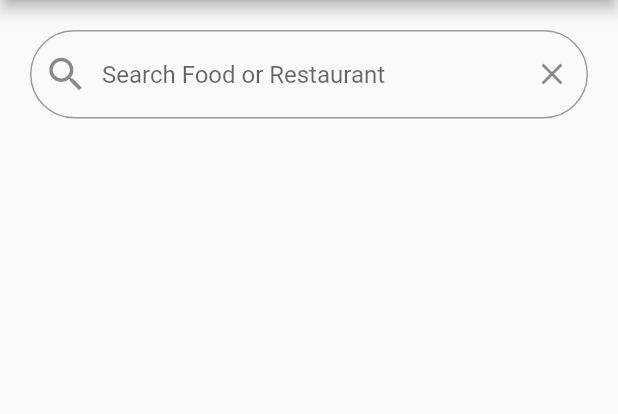
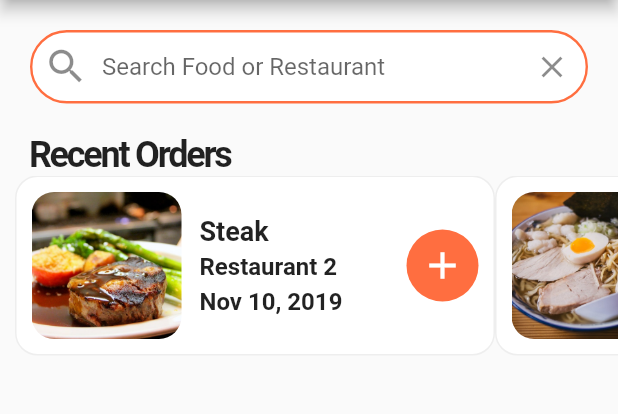
Before and after one commit to bunditks/foodorder_ui_flutter, a Flutter app: the screen it shows after launch, on a phone screen of 412 x 824 dp, the part 84-498 px from its top. Run offline on Flutter 3.47's test engine with Material 2 defaults, Android fonts, the phone set to English and light mode, and no system bars.

Commit message:
third commit

```diff
--- a/lib/screens/home_screen.dart
+++ b/lib/screens/home_screen.dart
@@ -1,5 +1,6 @@
 import 'package:flutter/material.dart';
 import 'package:flutter_food_delivery_ui/data/data.dart';
+import 'package:flutter_food_delivery_ui/widgets/recent_orders.dart';
 
 class HomeScreen extends StatefulWidget {
   @override
@@ -37,9 +38,16 @@ class _HomeScreenState extends State<HomeScreen> {
             child: TextField(
               maxLines: 1,
               decoration: InputDecoration(
+                contentPadding: EdgeInsets.symmetric(vertical: 15.0),
+                fillColor: Colors.white,
+                filled: true,
                 border: OutlineInputBorder(
                   borderRadius: BorderRadius.circular(30.0),
                   borderSide: BorderSide(width: 0.8),
+                ),
+                enabledBorder: OutlineInputBorder(
+                  borderRadius: BorderRadius.circular(30.0),
+                  borderSide: BorderSide(width: 1.6, color: Theme.of(context).primaryColor),
                 ),
                 hintText: 'Search Food or Restaurant',
                 prefixIcon: Icon(
@@ -53,6 +61,7 @@ class _HomeScreenState extends State<HomeScreen> {
               ),
             ),
           ),
+          RecentOrders(),
         ],
       ),
     );
--- /dev/null
+++ b/lib/widgets/recent_orders.dart
@@ -0,0 +1,118 @@
+import 'package:flutter/material.dart';
+import 'package:flutter_food_delivery_ui/data/data.dart';
+import 'package:flutter_food_delivery_ui/models/order.dart';
+
+class RecentOrders extends StatelessWidget {
+  _buildRecentOrder(context, Order order) {
+    return Container(
+      padding: EdgeInsets.all(10.0),
+      width: 320.0,
+      decoration: BoxDecoration(
+        color: Colors.white,
+        borderRadius: BorderRadius.circular(15.0),
+        border: Border.all(
+          width: 1.0,
+          color: Colors.grey[200],
+        ),
+      ),
+      child: Row(
+        mainAxisAlignment: MainAxisAlignment.spaceBetween,
+        children: [
+          Expanded(
+            child: Row(
+              children: <Widget>[
+                ClipRRect(
+                  borderRadius: BorderRadius.circular(15.0),
+                  child: Image(
+                    height: 100.0,
+                    width: 100.0,
+                    image: AssetImage(order.food.imageUrl),
+                    fit: BoxFit.cover,
+                  ),
+                ),
+                Expanded(
+                  child: Container(
+                    margin: EdgeInsets.all(12.0),
+                    child: Column(
+                      crossAxisAlignment: CrossAxisAlignment.start,
+                      mainAxisAlignment: MainAxisAlignment.center,
+                      children: <Widget>[
+                        Text(
+                          order.food.name,
+                          style: TextStyle(fontSize: 18.0, fontWeight: FontWeight.bold),
+                          overflow: TextOverflow.ellipsis,
+                        ),
+                        SizedBox(
+                          height: 4.0,
+                        ),
+                        Text(
+                          order.restaurant.name,
+                          style: TextStyle(fontSize: 16.0, fontWeight: FontWeight.w600),
+                          overflow: TextOverflow.ellipsis,
+                        ),
+                        SizedBox(
+                          height: 4.0,
+                        ),
+                        Text(
+                          order.date,
+                          style: TextStyle(fontSize: 16.0, fontWeight: FontWeight.w600),
+                          overflow: TextOverflow.ellipsis,
+                        ),
+                      ],
+                    ),
+                  ),
+                ),
+              ],
+            ),
+          ),
+          Container(
+            margin: EdgeInsets.only(right: 0.0),
+            width: 48.0,
+            decoration: BoxDecoration(
+              color: Theme.of(context).primaryColor,
+              borderRadius: BorderRadius.circular(30.0),
+            ),
+            child: IconButton(
+              icon: Icon(Icons.add),
+              iconSize: 30.0,
+              onPressed: () {},
+              color: Colors.white,
+            ),
+          ),
+        ],
+      ),
+    );
+  }
+
+  @override
+  Widget build(BuildContext context) {
+    return Column(
+      crossAxisAlignment: CrossAxisAlignment.start,
+      children: [
+        Padding(
+          padding: EdgeInsets.symmetric(horizontal: 20.0),
+          child: Text(
+            'Recent Orders',
+            style: TextStyle(
+              fontSize: 24.0,
+              fontWeight: FontWeight.w600,
+              letterSpacing: -1.5,
+            ),
+          ),
+        ),
+        Container(
+          height: 120.0,
+          child: ListView.builder(
+            padding: EdgeInsets.only(left: 10.0),
+            scrollDirection: Axis.horizontal,
+            itemCount: currentUser.orders.length,
+            itemBuilder: (context, index) {
+              Order order = currentUser.orders[index];
+              return _buildRecentOrder(context, order);
+            },
+          ),
+        ),
+      ],
+    );
+  }
+}
```
